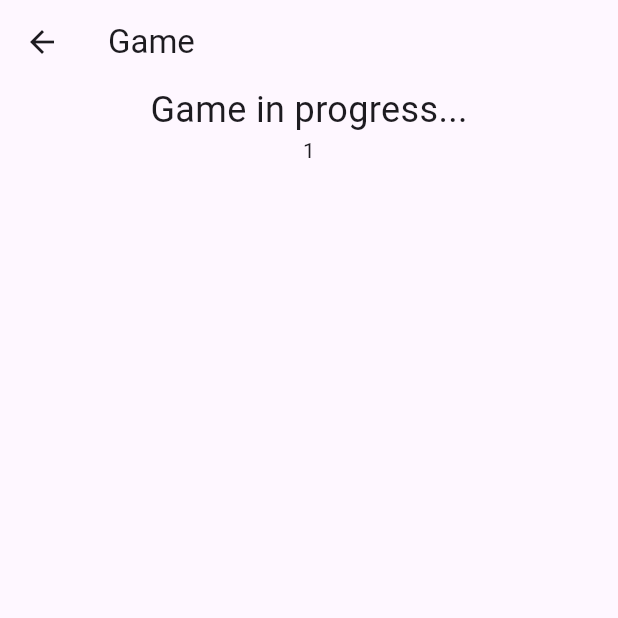
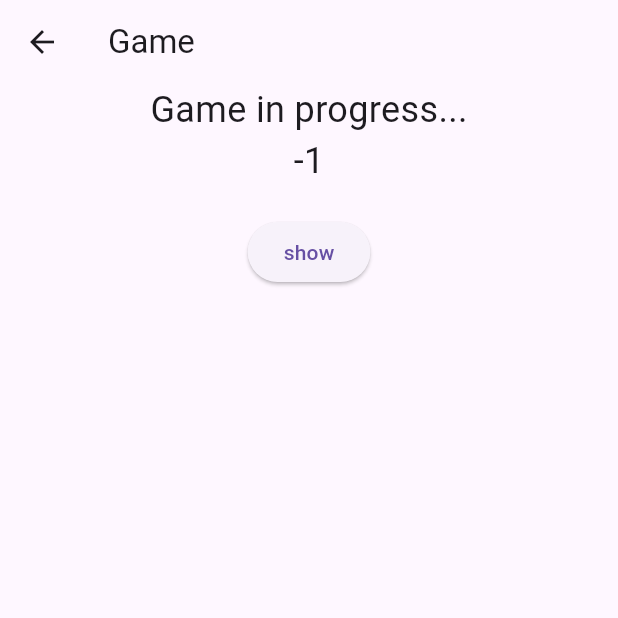
Before and after one commit to robogamer9849/flutter-the-mind, a Flutter app: the HostMenuScreen screen opened directly with empty values, after a tap on "Start Game", on a phone screen of 412 x 824 dp, the top half of it. Run offline on Flutter 3.47's test engine with Material 3 defaults, Android fonts, the phone set to English and light mode, and no system bars; project files that could hold a hidden picture were left out.

Commit message:
made the very basics work

```diff
--- a/analysis_options.yaml
+++ b/analysis_options.yaml
@@ -7,6 +7,9 @@
 
 # The following line activates a set of recommended lints for Flutter apps,
 # packages, and plugins designed to encourage good coding practices.
+analyzer:
+  errors:
+    use_build_context_synchronously: ignore
 include: package:flutter_lints/flutter.yaml
 
 linter:
--- a/lib/screens/game.dart
+++ b/lib/screens/game.dart
@@ -1,10 +1,13 @@
-// screens/game.dart
+import 'dart:io';
 
 import 'package:flutter/material.dart';
 
 class GameScreen extends StatefulWidget {
-  final int number;
-  const GameScreen({super.key, required this.number});
+  final int port;
+  final String host;
+  const GameScreen({super.key, required this.port, required this.host});
+
+
 
   @override
   // ignore: library_private_types_in_public_api
@@ -12,6 +15,38 @@ class GameScreen extends StatefulWidget {
 }
 
 class _GameScreenState extends State<GameScreen> {
+
+  int number = -1;
+
+  @override
+  void initState() {
+    super.initState();
+    ServerSocket.bind(widget.host, widget.port).then((server) {
+      // Send the text 'show' to the server
+      server.listen((Socket socket) {
+        socket.write('give me');
+
+        // Listen for a reply from the server
+        socket.listen((data) {
+          // Handle the reply here
+          String reply = String.fromCharCodes(data);
+          debugPrint('Received reply: $reply');
+          number = int.tryParse(reply) ?? -1;
+        });
+      });
+    });
+  }
+
+
+  void show() async {
+    ServerSocket? server;
+    server = await ServerSocket.bind(widget.host, widget.port);
+
+    // Send the text 'show' to the server
+    server.listen((Socket socket) {
+      socket.write('show');
+    });
+  }
   @override
   Widget build(BuildContext context) {
     return Scaffold(
@@ -26,11 +61,17 @@ class _GameScreenState extends State<GameScreen> {
               style: TextStyle(fontSize: 24),
             ),
             Text(
-            "${widget.number}",
+              '$number',
+              style: const TextStyle(fontSize: 24),
+            ),
+            const SizedBox(height: 20),
+            ElevatedButton(
+              onPressed: show,
+              child: const Text('show')
               )
           ],
         ),
-      )
+      ),
     );
   }
 }
--- a/lib/screens/host.dart
+++ b/lib/screens/host.dart
@@ -81,7 +81,7 @@ class _HostMenuScreenState extends State<HostMenuScreen> {
     Navigator.push(
       context,
       MaterialPageRoute(
-        builder: (context) => GameScreen(number: 1),
+        builder: (context) => GameScreen(port: int.tryParse(widget.port) ?? 6000, host: ip,),
       ),
     );
   }
```
Also changed, not shown: lib/main.dart (+8 -14 lines). Lines whose indentation alone changed are shown as unchanged.
